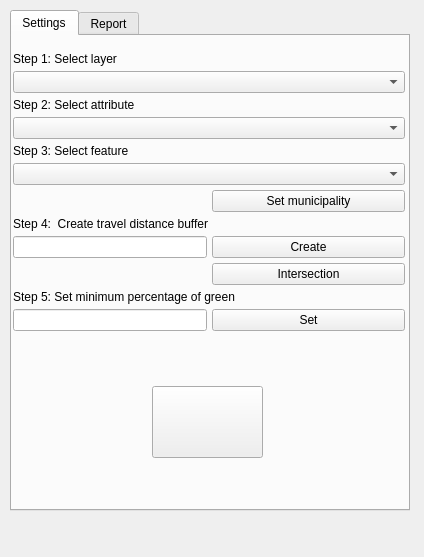
The window that GreenSpace/green_space_dockwidget_base.ui (IJsbrandGroeneveld/GEO1005) describes before a commit, drawn with Qt 5.
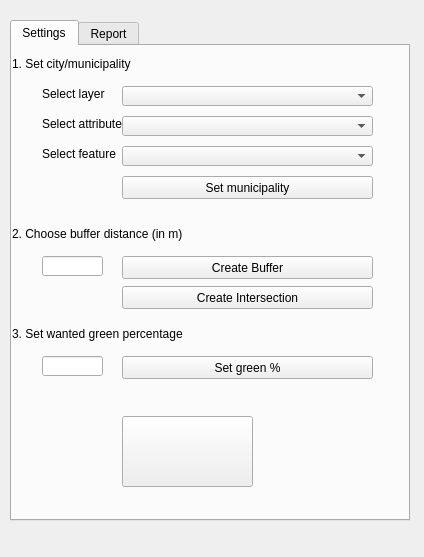
The same window after the commit.

```diff
--- a/GreenSpace/green_space_dockwidget_base.ui
+++ b/GreenSpace/green_space_dockwidget_base.ui
@@ -42,7 +42,7 @@
     <property name="geometry">
      <rect>
       <x>10</x>
-      <y>10</y>
+      <y>20</y>
       <width>400</width>
       <height>501</height>
      </rect>
@@ -81,58 +81,65 @@
      <attribute name="title">
       <string>Settings</string>
      </attribute>
-     <widget class="QWidget" name="gridLayoutWidget">
+     <widget class="QPushButton" name="startPushButton">
+      <property name="geometry">
+       <rect>
+        <x>110</x>
+        <y>370</y>
+        <width>131</width>
+        <height>71</height>
+       </rect>
+      </property>
+      <property name="text">
+       <string/>
+      </property>
+      <property name="iconSize">
+       <size>
+        <width>64</width>
+        <height>64</height>
+       </size>
+      </property>
+     </widget>
+     <widget class="QLabel" name="boundaryLabel_4">
+      <property name="enabled">
+       <bool>true</bool>
+      </property>
       <property name="geometry">
        <rect>
         <x>0</x>
         <y>10</y>
-        <width>394</width>
-        <height>291</height>
+        <width>191</width>
+        <height>16</height>
        </rect>
       </property>
-      <layout class="QGridLayout" name="settingsGrid">
-       <property name="spacing">
-        <number>10</number>
-       </property>
-       <item row="0" column="0">
-        <layout class="QGridLayout" name="gridLayout_2">
-         <property name="leftMargin">
-          <number>1</number>
-         </property>
-         <property name="rightMargin">
-          <number>1</number>
-         </property>
-         <property name="spacing">
-          <number>5</number>
-         </property>
-         <item row="12" column="1">
-          <widget class="QPushButton" name="makeIntersectionButton">
-           <property name="text">
-            <string>Intersection</string>
-           </property>
-          </widget>
-         </item>
-         <item row="11" column="1">
-          <widget class="QPushButton" name="bufferPushButton">
            <property name="sizePolicy">
             <sizepolicy hsizetype="Expanding" vsizetype="Fixed">
              <horstretch>0</horstretch>
              <verstretch>0</verstretch>
             </sizepolicy>
            </property>
+      <property name="lineWidth">
+       <number>1</number>
+      </property>
            <property name="text">
-            <string>Create</string>
-           </property>
-          </widget>
-         </item>
-         <item row="14" column="0">
-          <widget class="QLineEdit" name="percentageLineEdit"/>
-         </item>
-         <item row="7" column="0" colspan="2">
-          <widget class="QLabel" name="bufferLabel">
+       <string>1. Set city/municipality</string>
+      </property>
+      <property name="textFormat">
+       <enum>Qt::AutoText</enum>
+      </property>
+     </widget>
+     <widget class="QLabel" name="percentagLabel_2">
            <property name="enabled">
             <bool>true</bool>
            </property>
+      <property name="geometry">
+       <rect>
+        <x>0</x>
+        <y>350</y>
+        <width>199</width>
+        <height>16</height>
+       </rect>
+      </property>
            <property name="sizePolicy">
             <sizepolicy hsizetype="Expanding" vsizetype="Fixed">
              <horstretch>0</horstretch>
@@ -140,12 +147,18 @@
             </sizepolicy>
            </property>
            <property name="text">
-            <string>Step 4:  Create travel distance buffer</string>
-           </property>
-          </widget>
-         </item>
-         <item row="1" column="0" colspan="2">
+       <string/>
+      </property>
+     </widget>
           <widget class="QComboBox" name="selectLayerCombo">
+      <property name="geometry">
+       <rect>
+        <x>110</x>
+        <y>40</y>
+        <width>251</width>
+        <height>20</height>
+       </rect>
+      </property>
            <property name="sizePolicy">
             <sizepolicy hsizetype="Expanding" vsizetype="Fixed">
              <horstretch>0</horstretch>
@@ -156,22 +169,15 @@
             <enum>QComboBox::InsertAtBottom</enum>
            </property>
           </widget>
-         </item>
-         <item row="14" column="1">
-          <widget class="QPushButton" name="percentagePushButton">
-           <property name="sizePolicy">
-            <sizepolicy hsizetype="Expanding" vsizetype="Fixed">
-             <horstretch>0</horstretch>
-             <verstretch>0</verstretch>
-            </sizepolicy>
-           </property>
-           <property name="text">
-            <string>Set</string>
-           </property>
-          </widget>
-         </item>
-         <item row="3" column="0" colspan="2">
           <widget class="QComboBox" name="selectAttributeCombo">
+      <property name="geometry">
+       <rect>
+        <x>110</x>
+        <y>70</y>
+        <width>251</width>
+        <height>20</height>
+       </rect>
+      </property>
            <property name="sizePolicy">
             <sizepolicy hsizetype="Expanding" vsizetype="Fixed">
              <horstretch>0</horstretch>
@@ -182,15 +188,47 @@
             <enum>QComboBox::InsertAtBottom</enum>
            </property>
           </widget>
-         </item>
-         <item row="11" column="0">
-          <widget class="QLineEdit" name="bufferLineEdit"/>
-         </item>
-         <item row="0" column="0" colspan="2">
+     <widget class="QPushButton" name="percentagePushButton">
+      <property name="geometry">
+       <rect>
+        <x>110</x>
+        <y>310</y>
+        <width>251</width>
+        <height>23</height>
+       </rect>
+      </property>
+      <property name="sizePolicy">
+       <sizepolicy hsizetype="Expanding" vsizetype="Fixed">
+        <horstretch>0</horstretch>
+        <verstretch>0</verstretch>
+       </sizepolicy>
+      </property>
+      <property name="text">
+       <string>Set green %</string>
+      </property>
+     </widget>
+     <widget class="QLineEdit" name="bufferLineEdit">
+      <property name="geometry">
+       <rect>
+        <x>30</x>
+        <y>210</y>
+        <width>61</width>
+        <height>20</height>
+       </rect>
+      </property>
+     </widget>
           <widget class="QLabel" name="boundaryLabel">
            <property name="enabled">
             <bool>true</bool>
            </property>
+      <property name="geometry">
+       <rect>
+        <x>30</x>
+        <y>40</y>
+        <width>181</width>
+        <height>16</height>
+       </rect>
+      </property>
            <property name="sizePolicy">
             <sizepolicy hsizetype="Expanding" vsizetype="Fixed">
              <horstretch>0</horstretch>
@@ -198,15 +236,21 @@
             </sizepolicy>
            </property>
            <property name="text">
-            <string>Step 1: Select layer</string>
-           </property>
-          </widget>
-         </item>
-         <item row="4" column="0">
+       <string>Select layer</string>
+      </property>
+     </widget>
           <widget class="QLabel" name="boundaryLabel_3">
            <property name="enabled">
             <bool>true</bool>
            </property>
+      <property name="geometry">
+       <rect>
+        <x>30</x>
+        <y>100</y>
+        <width>106</width>
+        <height>16</height>
+       </rect>
+      </property>
            <property name="sizePolicy">
             <sizepolicy hsizetype="Expanding" vsizetype="Fixed">
              <horstretch>0</horstretch>
@@ -214,15 +258,21 @@
             </sizepolicy>
            </property>
            <property name="text">
-            <string>Step 3: Select feature</string>
-           </property>
-          </widget>
-         </item>
-         <item row="2" column="0" colspan="2">
+       <string>Select feature</string>
+      </property>
+     </widget>
           <widget class="QLabel" name="boundaryLabel_2">
            <property name="enabled">
             <bool>true</bool>
            </property>
+      <property name="geometry">
+       <rect>
+        <x>30</x>
+        <y>70</y>
+        <width>112</width>
+        <height>16</height>
+       </rect>
+      </property>
            <property name="sizePolicy">
             <sizepolicy hsizetype="Expanding" vsizetype="Fixed">
              <horstretch>0</horstretch>
@@ -230,12 +280,18 @@
             </sizepolicy>
            </property>
            <property name="text">
-            <string>Step 2: Select attribute</string>
-           </property>
-          </widget>
-         </item>
-         <item row="5" column="0" colspan="2">
+       <string>Select attribute</string>
+      </property>
+     </widget>
           <widget class="QComboBox" name="selectFeatureCombo">
+      <property name="geometry">
+       <rect>
+        <x>110</x>
+        <y>100</y>
+        <width>251</width>
+        <height>20</height>
+       </rect>
+      </property>
            <property name="sizePolicy">
             <sizepolicy hsizetype="Expanding" vsizetype="Fixed">
              <horstretch>0</horstretch>
@@ -246,12 +302,18 @@
             <enum>QComboBox::InsertAtBottom</enum>
            </property>
           </widget>
-         </item>
-         <item row="13" column="0" colspan="2">
           <widget class="QLabel" name="percentagLabel">
            <property name="enabled">
             <bool>true</bool>
            </property>
+      <property name="geometry">
+       <rect>
+        <x>0</x>
+        <y>280</y>
+        <width>199</width>
+        <height>16</height>
+       </rect>
+      </property>
            <property name="sizePolicy">
             <sizepolicy hsizetype="Expanding" vsizetype="Fixed">
              <horstretch>0</horstretch>
@@ -259,38 +321,84 @@
             </sizepolicy>
            </property>
            <property name="text">
-            <string>Step 5: Set minimum percentage of green</string>
-           </property>
-          </widget>
-         </item>
-         <item row="6" column="1">
+       <string>3. Set wanted green percentage</string>
+      </property>
+     </widget>
           <widget class="QPushButton" name="clipButton">
+      <property name="geometry">
+       <rect>
+        <x>110</x>
+        <y>130</y>
+        <width>251</width>
+        <height>23</height>
+       </rect>
+      </property>
            <property name="text">
             <string>Set municipality</string>
            </property>
           </widget>
-         </item>
-        </layout>
-       </item>
-      </layout>
+     <widget class="QPushButton" name="makeIntersectionButton">
+      <property name="geometry">
+       <rect>
+        <x>110</x>
+        <y>240</y>
+        <width>251</width>
+        <height>23</height>
+       </rect>
+      </property>
+      <property name="text">
+       <string>Create Intersection</string>
+      </property>
      </widget>
-     <widget class="QPushButton" name="startPushButton">
+     <widget class="QPushButton" name="bufferPushButton">
       <property name="geometry">
        <rect>
-        <x>140</x>
-        <y>350</y>
-        <width>111</width>
-        <height>72</height>
+        <x>110</x>
+        <y>210</y>
+        <width>251</width>
+        <height>23</height>
        </rect>
       </property>
+      <property name="sizePolicy">
+       <sizepolicy hsizetype="Expanding" vsizetype="Fixed">
+        <horstretch>0</horstretch>
+        <verstretch>0</verstretch>
+       </sizepolicy>
+      </property>
       <property name="text">
-       <string/>
+       <string>Create Buffer</string>
       </property>
-      <property name="iconSize">
-       <size>
-        <width>64</width>
-        <height>64</height>
-       </size>
+     </widget>
+     <widget class="QLabel" name="bufferLabel">
+      <property name="enabled">
+       <bool>true</bool>
+      </property>
+      <property name="geometry">
+       <rect>
+        <x>0</x>
+        <y>180</y>
+        <width>181</width>
+        <height>16</height>
+       </rect>
+      </property>
+      <property name="sizePolicy">
+       <sizepolicy hsizetype="Expanding" vsizetype="Fixed">
+        <horstretch>0</horstretch>
+        <verstretch>0</verstretch>
+       </sizepolicy>
+      </property>
+      <property name="text">
+       <string>2. Choose buffer distance (in m)</string>
+      </property>
+     </widget>
+     <widget class="QLineEdit" name="percentageLineEdit">
+      <property name="geometry">
+       <rect>
+        <x>30</x>
+        <y>310</y>
+        <width>61</width>
+        <height>20</height>
+       </rect>
       </property>
      </widget>
     </widget>
```
Lines whose indentation alone changed are shown as unchanged.
